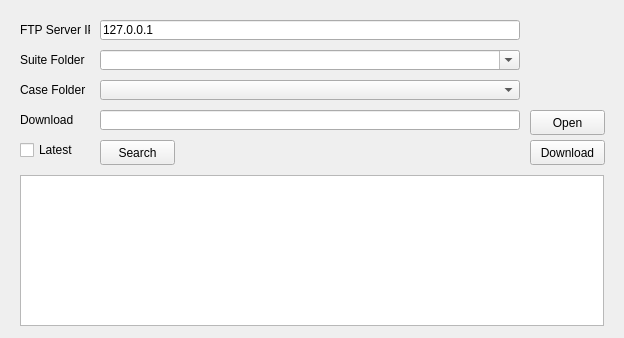
The window that suite/windows/program_index/app_program_index.ui (jackiejay888/automation) describes before a commit, drawn with Qt 5.
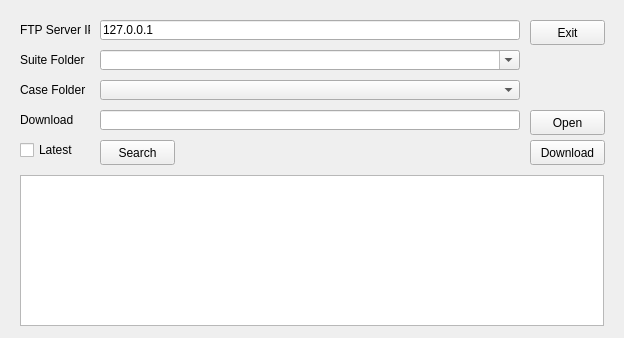
The same window after the commit.

Commit message: update program_index code

```diff
--- a/suite/windows/program_index/app_program_index.ui
+++ b/suite/windows/program_index/app_program_index.ui
@@ -212,6 +212,19 @@
     </rect>
    </property>
   </widget>
+  <widget class="QPushButton" name="pushButton_4">
+   <property name="geometry">
+    <rect>
+     <x>530</x>
+     <y>20</y>
+     <width>75</width>
+     <height>25</height>
+    </rect>
+   </property>
+   <property name="text">
+    <string>Exit</string>
+   </property>
+  </widget>
  </widget>
  <resources/>
  <connections/>
```
The commit also changes 3 other files.
